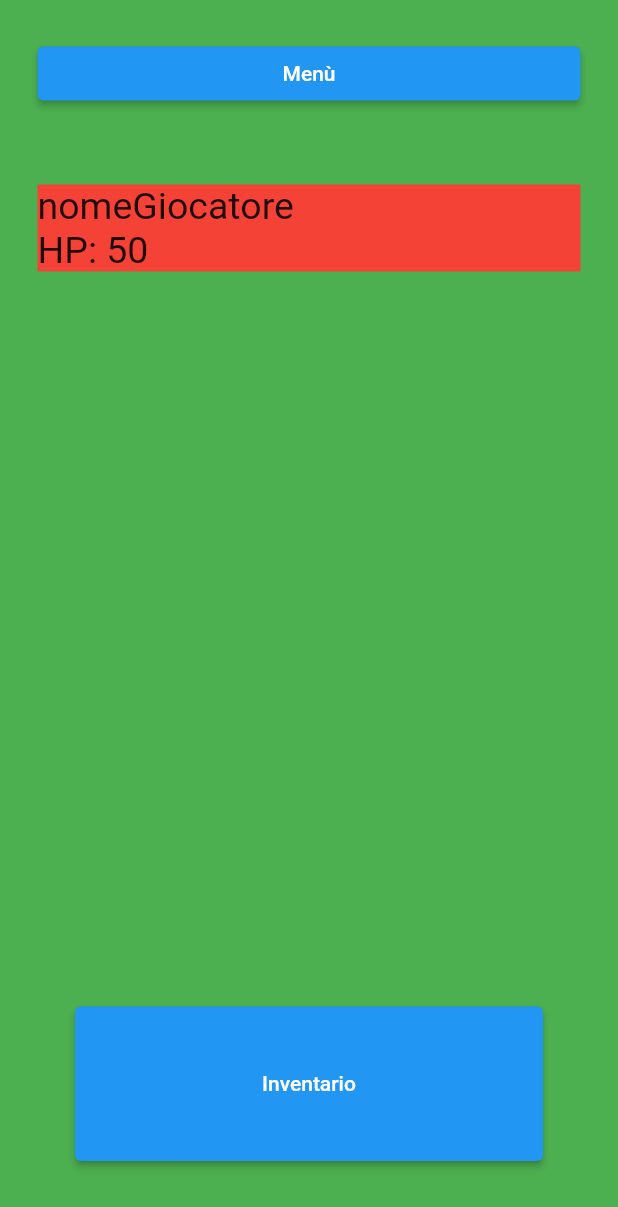
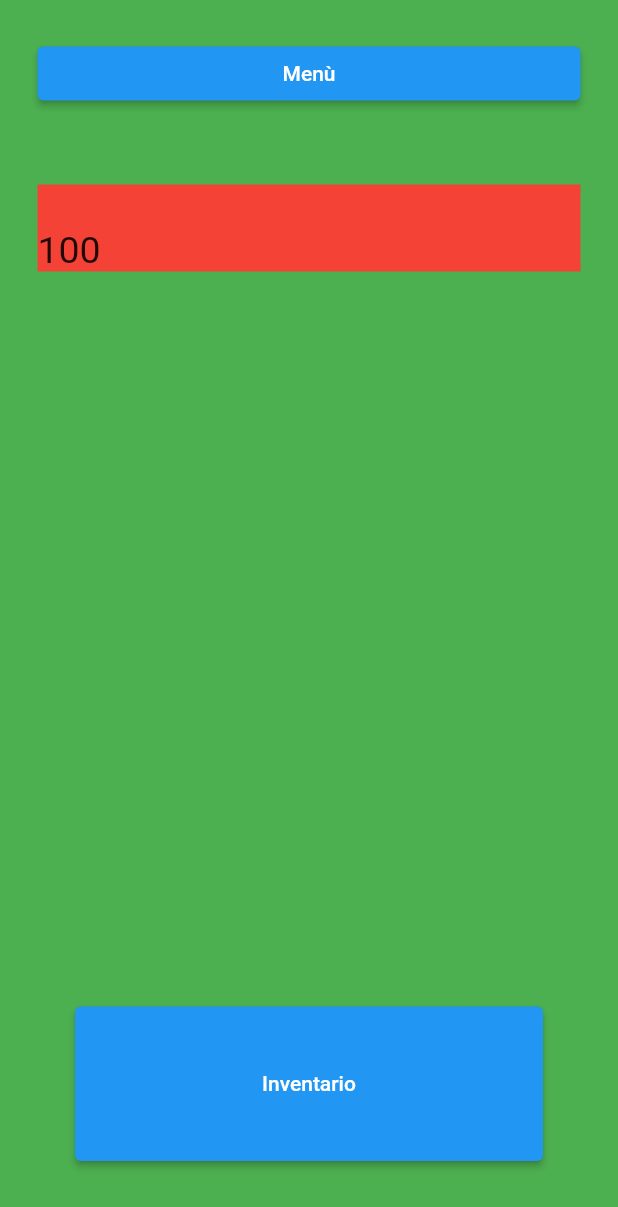
Before and after one commit to GiuseppeDaidone/IngSwUnibg21, a Flutter app: the PrimaColonna widget shown alone on an empty page, opened directly, on a phone screen of 412 x 824 dp. Shown: the top 1207 px of the screen. Run offline on Flutter 3.47's test engine with Material 2 defaults, Android fonts, the phone set to English and light mode, and no system bars; our stand-ins replace google_fonts, im_stepper.

Commit message:
added providers for partita and personaggio

```diff
--- a/codice/lib/model/partita.dart
+++ b/codice/lib/model/partita.dart
@@ -1,6 +1,7 @@
 import 'package:codice/model/stanza.dart';
+import 'package:flutter/cupertino.dart';
 
-class Partita {
+class Partita with ChangeNotifier {
   late int _totDomandeSbagliate;
   late int _totDomandeRisposte;
   late int _oggettiUtilizzati;
--- a/codice/lib/model/personaggio.dart
+++ b/codice/lib/model/personaggio.dart
@@ -1,6 +1,7 @@
 import 'package:codice/model/oggetto.dart';
+import 'package:flutter/cupertino.dart';
 
-class Personaggio {
+class Personaggio with ChangeNotifier {
   Personaggio({required this.nome}) {
     //se voglio che una variabile possa assumere il valore null devo metter ?
     //es: String?
--- a/codice/lib/screens/pagina giocatore/prima colonna/prima_colonna.dart
+++ b/codice/lib/screens/pagina giocatore/prima colonna/prima_colonna.dart
@@ -1,3 +1,4 @@
+import 'package:codice/model/Personaggio.dart';
 import 'package:codice/model/partita.dart';
 import 'package:codice/screens/pagina%20giocatore/widgets%20pagina%20giocatore/pulsante_inventario.dart';
 import 'package:codice/screens/pagina%20giocatore/widgets%20pagina%20giocatore/pulsante_menu.dart';
@@ -21,36 +22,41 @@ class PrimaColonna extends StatelessWidget {
         children: <Widget>[
           // PULSANTE MENU
           Container(
-            margin: EdgeInsets.all(25),
-            child: PulsanteMenu(),
+            margin: const EdgeInsets.all(25),
+            child: const PulsanteMenu(),
           ),
 
           // OVERLAY INFO GIOCATORE
           Container(
             color: Colors.red,
-            margin: EdgeInsets.all(25),
-            child: Column(
+            margin: const EdgeInsets.all(25),
+            child: Consumer<Personaggio>(
+              builder: (context, personaggio, _) => Column(
                 crossAxisAlignment: CrossAxisAlignment.start,
                 mainAxisSize: MainAxisSize.min,
                 children: [
+                  // Nome personaggio
                   Text(
-                  "nomeGiocatore",
-                  style: TextStyle(fontSize: 25),
+                    personaggio.nome,
+                    style: const TextStyle(fontSize: 25),
                   ),
+
+                  // Salute Attuale
                   Text(
-                  "HP: 50",
-                  style: TextStyle(fontSize: 25),
+                    personaggio.salute.toString(),
+                    style: const TextStyle(fontSize: 25),
                   ),
                 ],
               ),
             ),
+          ),
 
-          Spacer(),
+          const Spacer(),
 
           // PULSANTE INVENTARIO
           Container(
-            margin: EdgeInsets.all(50),
-            child: PulsanteInventario(),
+            margin: const EdgeInsets.all(50),
+            child: const PulsanteInventario(),
           )
         ],
       ),
```
Also changed, not shown: codice/lib/main.dart (+4 -7 lines), codice/lib/screens/pagina inserimento nome/pagina_inserimento_nome.dart (+28 -1 lines). Lines whose indentation alone changed are shown as unchanged.
